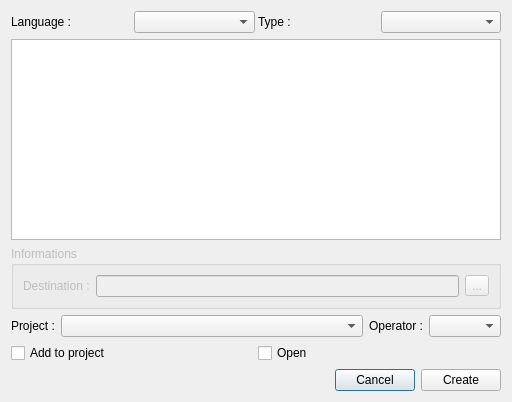
This is v2/branches/dev/monkey/src/templatesmanager/ui/UITemplatesWizard.ui in testmana2/mks as Qt 5 draws it before an edit. The edited form follows.
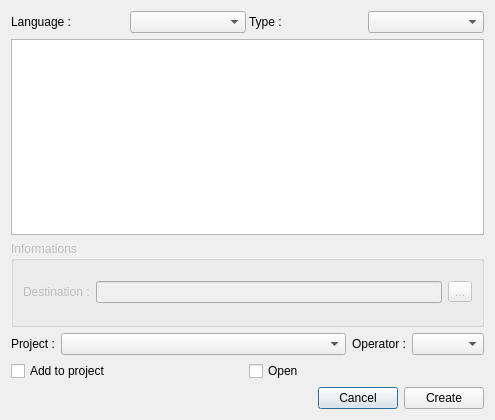
This is the edited form. Custom widgets are drawn as their Qt base class.

Commit message: Working set of templates

```diff
--- a/v2/branches/dev/monkey/src/templatesmanager/ui/UITemplatesWizard.ui
+++ b/v2/branches/dev/monkey/src/templatesmanager/ui/UITemplatesWizard.ui
@@ -5,10 +5,16 @@
    <rect>
     <x>0</x>
     <y>0</y>
-    <width>512</width>
-    <height>402</height>
+    <width>491</width>
+    <height>420</height>
    </rect>
   </property>
+  <property name="sizePolicy" >
+   <sizepolicy vsizetype="Minimum" hsizetype="Minimum" >
+    <horstretch>0</horstretch>
+    <verstretch>0</verstretch>
+   </sizepolicy>
+  </property>
   <property name="windowTitle" >
    <string>Templates Wizard</string>
   </property>
@@ -58,6 +64,24 @@
    </item>
    <item>
     <widget class="QListWidget" name="lwTemplates" >
+     <property name="sizePolicy" >
+      <sizepolicy vsizetype="Expanding" hsizetype="Expanding" >
+       <horstretch>0</horstretch>
+       <verstretch>0</verstretch>
+      </sizepolicy>
+     </property>
+     <property name="minimumSize" >
+      <size>
+       <width>473</width>
+       <height>196</height>
+      </size>
+     </property>
+     <property name="maximumSize" >
+      <size>
+       <width>473</width>
+       <height>196</height>
+      </size>
+     </property>
      <property name="toolTip" >
       <string>Choose a template</string>
      </property>
```
The commit also changes 3 other files.
